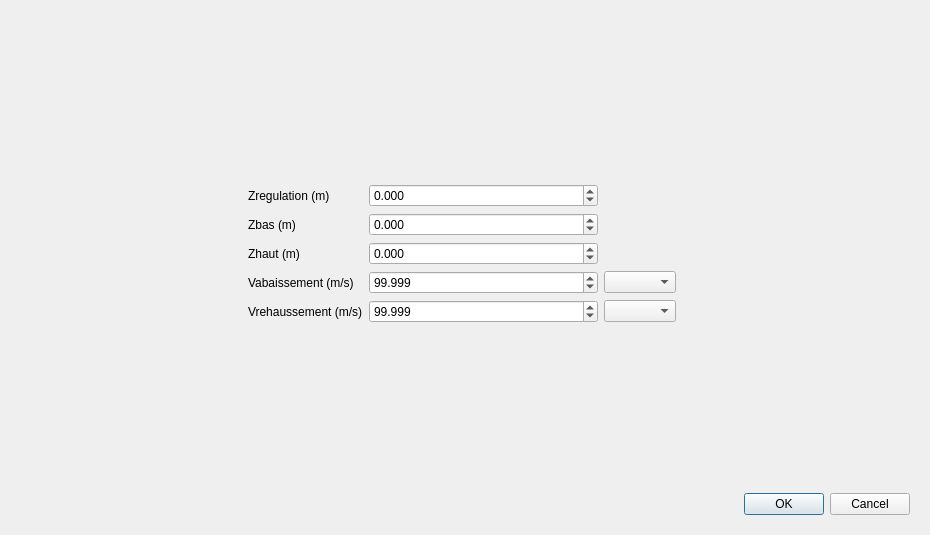
Before: the Qt Designer form ui/structures/ui_mobil_sing.ui in Artelia/Mascaret, drawn with Qt 5.
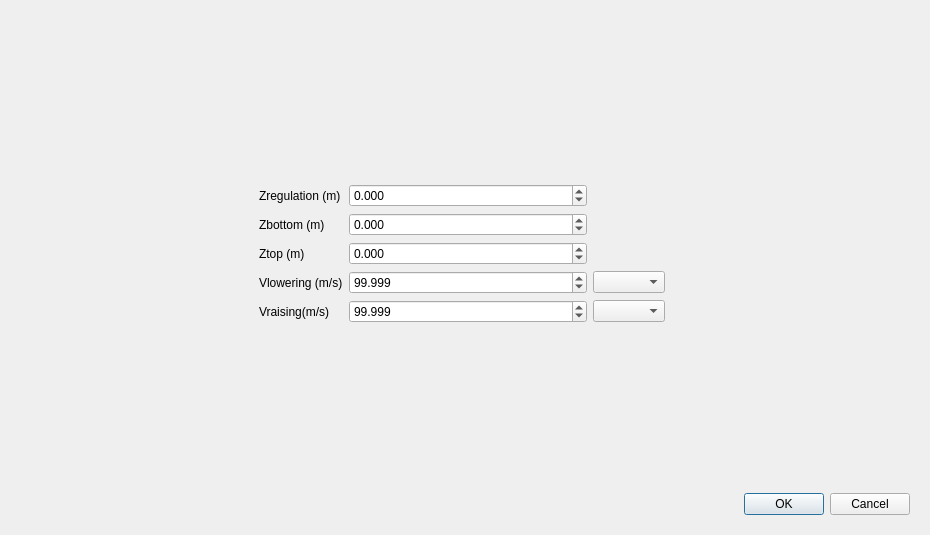
After: the same form once the commit is applied. The open tabs and pages were chosen to show the change.

```diff
--- a/ui/structures/ui_mobil_sing.ui
+++ b/ui/structures/ui_mobil_sing.ui
@@ -268,7 +268,7 @@
          <item row="5" column="1">
           <widget class="QLabel" name="label_8">
            <property name="text">
-            <string>Vrehaussement (m/s)</string>
+            <string>Vraising(m/s)</string>
            </property>
           </widget>
          </item>
@@ -334,7 +334,7 @@
          <item row="2" column="1">
           <widget class="QLabel" name="label_5">
            <property name="text">
-            <string>Zbas (m)</string>
+            <string>Zbottom (m)</string>
            </property>
           </widget>
          </item>
@@ -402,14 +402,14 @@
          <item row="3" column="1">
           <widget class="QLabel" name="label_6">
            <property name="text">
-            <string>Zhaut (m)</string>
+            <string>Ztop (m)</string>
            </property>
           </widget>
          </item>
          <item row="4" column="1">
           <widget class="QLabel" name="label_7">
            <property name="text">
-            <string>Vabaissement (m/s)</string>
+            <string>Vlowering (m/s)</string>
            </property>
           </widget>
          </item>
```
Left out of the diff: 2 changed lines with no effect on the pictures.
